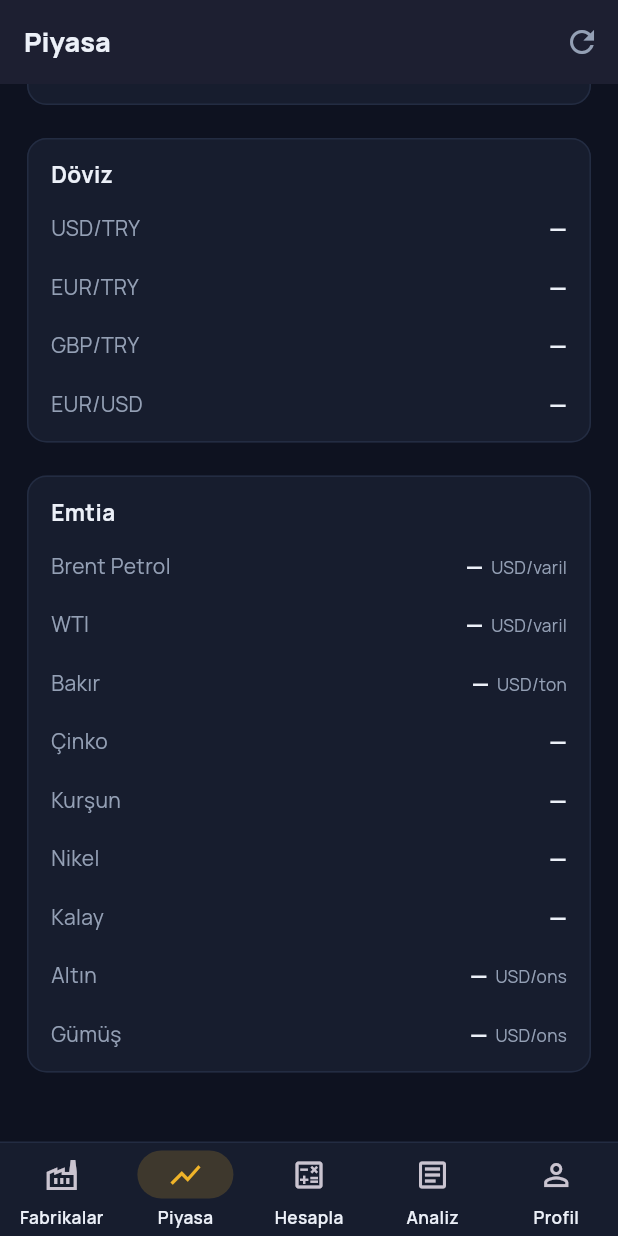
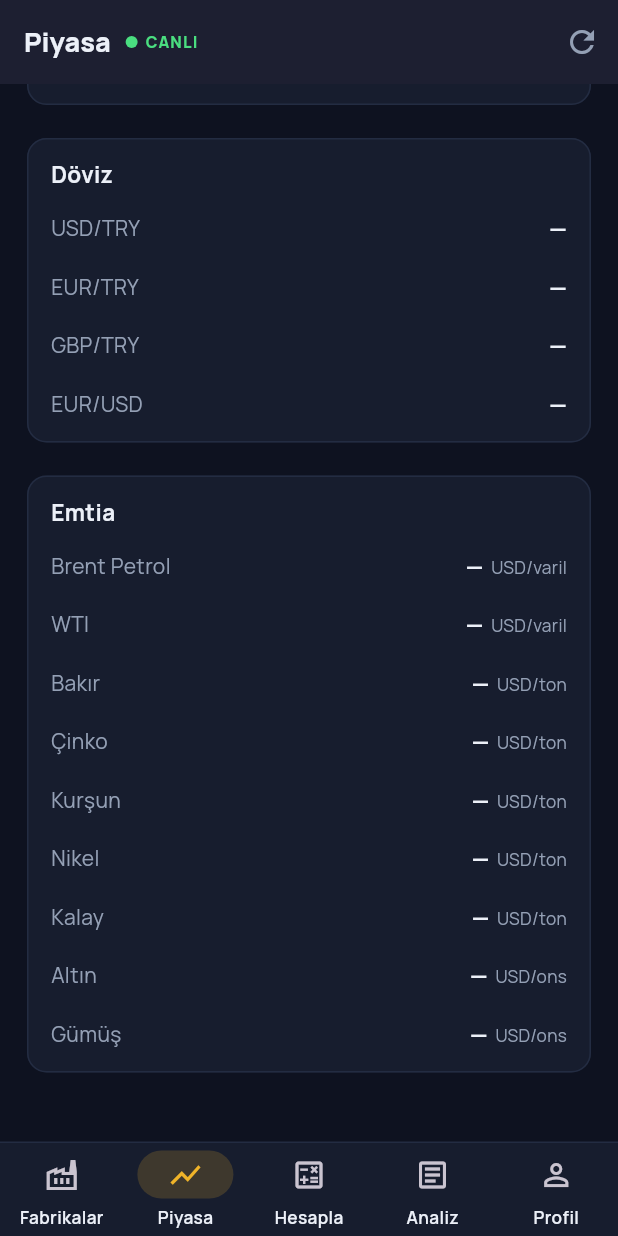
Before and after one commit to mkoc6330-oss/mtex-app, a Flutter app: the screen it shows after launch, item 2 of the bottom bar chosen, scrolled down 327 dp, after a tap on the "refresh" icon, on a phone screen of 412 x 824 dp. Run offline on Flutter 3.47's test engine with Material 3 defaults, Android fonts, the light colour scheme and no system bars; our stand-ins replace firebase_core, firebase_messaging, flutter_html, flutter_local_notifications, google_fonts, shared_preferences; accounts and stored records are empty; network calls fail.

Commit message:
Geri bildirim turu: 16 fabrika (kalite birlesimi), buyuk logo, ozet kutulari ve sira rozeti kaldirildi, emtia birimleri, kutuk USD, piyasa 30sn canli yenileme; 1.0.0+3

```diff
--- a/lib/api.dart
+++ b/lib/api.dart
@@ -75,6 +75,55 @@ class Api {
   static Future<Map<String, dynamic>> guncellemeler({int limit = 25}) =>
       _al('updates?limit=$limit');
 
+  static List<Map<String, dynamic>>? _tumFabCache;
+  static DateTime? _tumFabZamani;
+
+  /// Tüm fabrikalar (kalite ayrımı olmadan). Her fabrika için EN YÜKSEK alım
+  /// fiyatı ve o fiyatın kalite adı döner; fiyata göre azalan sıralıdır.
+  /// API'de tüm-fabrika ucu olmadığından kaliteler paralel çekilip
+  /// birleştirilir; sonuç 5 dakika önbellekte tutulur.
+  static Future<List<Map<String, dynamic>>> tumFabrikalar(
+      {bool yenile = false}) async {
+    if (!yenile &&
+        _tumFabCache != null &&
+        DateTime.now().difference(_tumFabZamani!).inMinutes < 5) {
+      return _tumFabCache!;
+    }
+    final kj = await kaliteler();
+    if (kj['ok'] != true) return _tumFabCache ?? [];
+    final kaliteListesi = (kj['kaliteler'] as List).cast<Map<String, dynamic>>();
+
+    final yanitlar = await Future.wait(kaliteListesi.map((k) async {
+      try {
+        final y = await fabrikalar(kaliteId: k['id'] as int);
+        return y['ok'] == true ? {'kalite': k['ad'], 'yanit': y} : null;
+      } catch (_) {
+        return null;
+      }
+    }));
+
+    final birlesik = <int, Map<String, dynamic>>{};
+    for (final s in yanitlar.whereType<Map<String, dynamic>>()) {
+      final y = s['yanit'] as Map<String, dynamic>;
+      for (final f in (y['fabrikalar'] as List).cast<Map<String, dynamic>>()) {
+        final id = f['id'] as int;
+        final fiyat = (f['fiyat'] ?? 0) as num;
+        final mevcut = birlesik[id];
+        if (mevcut == null || fiyat > (mevcut['fiyat'] as num)) {
+          birlesik[id] = {...f, 'kalite': s['kalite']};
+        }
+      }
+    }
+
+    final sirali = birlesik.values.toList()
+      ..sort((a, b) => (b['fiyat'] as num).compareTo(a['fiyat'] as num));
+    if (sirali.isNotEmpty) {
+      _tumFabCache = sirali;
+      _tumFabZamani = DateTime.now();
+    }
+    return sirali;
+  }
+
   /// Bir fabrikanın satın aldığı tüm kalitelerin güncel fiyatları.
   /// `factories/{id}` ucundan tek istekle gelir; fiyata göre azalan sıralıdır:
   /// [{'kalite_id': 1, 'kalite': 'DKP', 'fiyat': 17450, 'tarih': '2026-07-30'}, ...]
--- a/lib/screens/home.dart
+++ b/lib/screens/home.dart
@@ -14,8 +14,7 @@ class HomeScreen extends StatefulWidget {
 }
 
 class _HomeScreenState extends State<HomeScreen> {
-  List<Fabrika> _fab = [];
-  num? _ortalama, _makas;
+  List<Map<String, dynamic>> _fab = [];
   bool _yukleniyor = true;
   String? _hata;
 
@@ -25,15 +24,13 @@ class _HomeScreenState extends State<HomeScreen> {
     _yukle();
   }
 
-  Future<void> _yukle() async {
+  Future<void> _yukle({bool yenile = false}) async {
     setState(() { _yukleniyor = true; _hata = null; });
     try {
-      final f = await Api.fabrikalar();
-      if (f['ok'] == true) {
-        _fab = (f['fabrikalar'] as List).map((e) => Fabrika.json(e)).toList();
-        _ortalama = f['ortalama'] as num?;
-        _makas = f['makas'] as num?;
-      } else {
+      final liste = await Api.tumFabrikalar(yenile: yenile);
+      if (liste.isNotEmpty) {
+        _fab = liste;
+      } else if (_fab.isEmpty) {
         _hata = 'Veri alınamadı';
       }
     } catch (e) {
@@ -46,28 +43,31 @@ class _HomeScreenState extends State<HomeScreen> {
   Widget build(BuildContext c) {
     return Scaffold(
       appBar: AppBar(
+        toolbarHeight: 62,
         title: Row(children: [
           ClipRRect(
-            borderRadius: BorderRadius.circular(7),
-            child: Image.asset('assets/logo.png', width: 26, height: 26),
+            borderRadius: BorderRadius.circular(9),
+            child: Image.asset('assets/logo.png', width: 36, height: 36),
           ),
-          const SizedBox(width: 9),
+          const SizedBox(width: 11),
           const Text.rich(TextSpan(children: [
             TextSpan(text: 'MTEX ',
-                style: TextStyle(fontWeight: FontWeight.w800, letterSpacing: .5)),
+                style: TextStyle(fontSize: 22,
+                    fontWeight: FontWeight.w800, letterSpacing: .5)),
             TextSpan(text: 'HURDA',
-                style: TextStyle(fontWeight: FontWeight.w800,
+                style: TextStyle(fontSize: 22, fontWeight: FontWeight.w800,
                     letterSpacing: .5, color: MT.altin)),
           ])),
         ]),
         actions: [
-          IconButton(onPressed: _yukle, icon: const Icon(Icons.refresh, color: MT.soluk)),
+          IconButton(onPressed: () => _yukle(yenile: true),
+              icon: const Icon(Icons.refresh, color: MT.soluk)),
         ],
       ),
       body: RefreshIndicator(
         color: MT.turuncu,
         backgroundColor: MT.kart,
-        onRefresh: _yukle,
+        onRefresh: () => _yukle(yenile: true),
         child: _yukleniyor && _fab.isEmpty
             ? const Center(child: CircularProgressIndicator(color: MT.turuncu))
             : _hata != null && _fab.isEmpty
@@ -75,14 +75,14 @@ class _HomeScreenState extends State<HomeScreen> {
                 : ListView(
                     padding: const EdgeInsets.fromLTRB(14, 10, 14, 24),
                     children: [
-                      _ozetSatiri(),
-                      const SizedBox(height: 14),
-                      const Padding(
-                        padding: EdgeInsets.only(left: 4, bottom: 8),
-                        child: Text('Fabrika Sıralaması',
-                            style: TextStyle(fontSize: 15.5, fontWeight: FontWeight.w700)),
+                      Padding(
+                        padding: const EdgeInsets.only(left: 4, bottom: 8),
+                        child: Text('Fabrika Sıralaması · ${_fab.length} tesis',
+                            style: const TextStyle(
+                                fontSize: 15.5, fontWeight: FontWeight.w700)),
                       ),
-                      ..._fab.map(_fabrikaKarti),
+                      for (var i = 0; i < _fab.length; i++)
+                        _fabrikaKarti(i, _fab[i]),
                       if (_fab.isEmpty)
                         const Padding(
                           padding: EdgeInsets.all(28),
@@ -108,36 +108,10 @@ class _HomeScreenState extends State<HomeScreen> {
         )),
       ]);
 
-  Widget _ozetSatiri() => Row(children: [
-        Expanded(child: _miniKart('Ortalama',
-            _ortalama != null ? tlBicim.format(_ortalama) : '—', 'TL/ton', MT.yazi)),
-        const SizedBox(width: 10),
-        Expanded(child: _miniKart('Makas',
-            _makas != null ? tlBicim.format(_makas) : '—', 'TL fark', MT.altin)),
-        const SizedBox(width: 10),
-        Expanded(child: _miniKart('Tesis',
-            '${_fab.length}', 'fabrika', MT.yazi)),
-      ]);
-
-  Widget _miniKart(String baslik, String deger, String alt, Color renk) => Container(
-        padding: const EdgeInsets.all(12),
-        decoration: BoxDecoration(
-          color: MT.kart,
-          borderRadius: BorderRadius.circular(12),
-          border: Border.all(color: MT.cizgi),
-        ),
-        child: Column(crossAxisAlignment: CrossAxisAlignment.start, children: [
-          Text(baslik, style: const TextStyle(fontSize: 10.5, color: MT.soluk,
-              fontWeight: FontWeight.w600, letterSpacing: .4)),
-          const SizedBox(height: 6),
-          Text(deger, maxLines: 1, overflow: TextOverflow.ellipsis,
-              style: TextStyle(fontSize: 16, fontWeight: FontWeight.w700, color: renk)),
-          Text(alt, style: const TextStyle(fontSize: 10.5, color: MT.soluk)),
-        ]),
-      );
-
-  Widget _fabrikaKarti(Fabrika f) {
-    final fark = f.ortalamaFark ?? 0;
+  Widget _fabrikaKarti(int indeks, Map<String, dynamic> m) {
+    final f = Fabrika.json(m);
+    final sira = indeks + 1;
+    final kalite = (m['kalite'] ?? '').toString();
     return Card(
       margin: const EdgeInsets.only(bottom: 9),
       child: InkWell(
@@ -151,16 +125,16 @@ class _HomeScreenState extends State<HomeScreen> {
             Container(
               width: 30, height: 30,
               decoration: BoxDecoration(
-                gradient: f.sira == 1
+                gradient: sira == 1
                     ? const LinearGradient(colors: [MT.turuncu2, MT.turuncu])
                     : null,
-                color: f.sira == 1 ? null : const Color(0xFF1E2839),
+                color: sira == 1 ? null : const Color(0xFF1E2839),
                 borderRadius: BorderRadius.circular(8),
               ),
               alignment: Alignment.center,
-              child: Text('${f.sira}', style: TextStyle(
+              child: Text('$sira', style: TextStyle(
                   fontSize: 13, fontWeight: FontWeight.w800,
-                  color: f.sira == 1 ? Colors.white : MT.soluk)),
+                  color: sira == 1 ? Colors.white : MT.soluk)),
             ),
             const SizedBox(width: 12),
             Expanded(child: Column(crossAxisAlignment: CrossAxisAlignment.start, children: [
@@ -171,10 +145,10 @@ class _HomeScreenState extends State<HomeScreen> {
             Column(crossAxisAlignment: CrossAxisAlignment.end, children: [
               Text('${tlBicim.format(f.fiyat)} TL',
                   style: MT.fiyat(size: 14.5,
-                      color: f.sira == 1 ? MT.altin : MT.yazi)),
-              Text('${fark >= 0 ? '+' : ''}${tlBicim.format(fark)}',
-                  style: MT.fiyat(size: 11, weight: FontWeight.w600,
-                      color: fark >= 0 ? MT.yesil : MT.kirmizi)),
+                      color: sira == 1 ? MT.altin : MT.yazi)),
+              if (kalite.isNotEmpty)
+                Text(kalite, style: const TextStyle(
+                    fontSize: 10.5, fontWeight: FontWeight.w600, color: MT.soluk)),
             ]),
             const SizedBox(width: 4),
             const Icon(Icons.chevron_right, color: MT.soluk, size: 20),
--- a/lib/screens/market.dart
+++ b/lib/screens/market.dart
@@ -1,3 +1,5 @@
+import 'dart:async';
+
 import 'package:flutter/material.dart';
 import '../api.dart';
 import '../theme.dart';
@@ -12,12 +14,25 @@ class MarketScreen extends StatefulWidget {
 class _MarketScreenState extends State<MarketScreen> {
   Map<String, dynamic>? _v;
   bool _yukleniyor = true;
+  Timer? _zamanlayici;
 
   @override
-  void initState() { super.initState(); _yukle(); }
+  void initState() {
+    super.initState();
+    _yukle();
+    // Canlı veri: 30 saniyede bir sessizce yenile
+    _zamanlayici = Timer.periodic(
+        const Duration(seconds: 30), (_) => _yukle(sessiz: true));
+  }
 
-  Future<void> _yukle() async {
-    setState(() => _yukleniyor = true);
+  @override
+  void dispose() {
+    _zamanlayici?.cancel();
+    super.dispose();
+  }
+
+  Future<void> _yukle({bool sessiz = false}) async {
+    if (!sessiz) setState(() => _yukleniyor = true);
     try {
       final j = await Api.fiyatlar();
       if (j['ok'] == true) _v = j;
@@ -40,9 +55,21 @@ class _MarketScreenState extends State<MarketScreen> {
     final parite = _v?['parite'] as Map<String, dynamic>?;
 
     return Scaffold(
-      appBar: AppBar(title: const Text('Piyasa'), actions: [
-        IconButton(onPressed: _yukle, icon: const Icon(Icons.refresh, color: MT.soluk)),
-      ]),
+      appBar: AppBar(
+        title: Row(children: [
+          const Text('Piyasa'),
+          const SizedBox(width: 10),
+          Container(width: 8, height: 8, decoration: const BoxDecoration(
+              color: MT.yesil, shape: BoxShape.circle)),
+          const SizedBox(width: 5),
+          const Text('CANLI', style: TextStyle(fontSize: 10.5,
+              fontWeight: FontWeight.w800, letterSpacing: .8, color: MT.yesil)),
+        ]),
+        actions: [
+          IconButton(onPressed: _yukle,
+              icon: const Icon(Icons.refresh, color: MT.soluk)),
+        ],
+      ),
       body: RefreshIndicator(
         color: MT.turuncu, backgroundColor: MT.kart, onRefresh: _yukle,
         child: _yukleniyor && _v == null
@@ -52,7 +79,7 @@ class _MarketScreenState extends State<MarketScreen> {
                 const SizedBox(height: 14),
                 _bolum('Çelik Ürünleri', [
                   _kalem('İnşaat Demiri', _f(celik?['insaat_demiri_tl']), 'TL/ton'),
-                  _kalem('Kütük', _f(celik?['kutuk_tl']), 'TL/ton'),
+                  _kalem('Kütük', _f(celik?['kutuk_tl']), 'USD/ton'),
                 ]),
                 _bolum('Hurda', [
                   _kalem('İthal (HMS 1&2)', _f(hurda?['ithal_usd']), 'USD/ton'),
@@ -69,10 +96,10 @@ class _MarketScreenState extends State<MarketScreen> {
                   _kalem('Brent Petrol', _f(emtia?['brent'], ondalik: 2), 'USD/varil'),
                   _kalem('WTI', _f(emtia?['wti'], ondalik: 2), 'USD/varil'),
                   _kalem('Bakır', _f(emtia?['bakir_ton']), 'USD/ton'),
-                  _kalem('Çinko', _f(emtia?['cinko'], ondalik: 2), ''),
-                  _kalem('Kurşun', _f(emtia?['kursun'], ondalik: 2), ''),
-                  _kalem('Nikel', _f(emtia?['nikel'], ondalik: 2), ''),
-                  _kalem('Kalay', _f(emtia?['kalay'], ondalik: 2), ''),
+                  _kalem('Çinko', _f(emtia?['cinko']), 'USD/ton'),
+                  _kalem('Kurşun', _f(emtia?['kursun']), 'USD/ton'),
+                  _kalem('Nikel', _f(emtia?['nikel']), 'USD/ton'),
+                  _kalem('Kalay', _f(emtia?['kalay']), 'USD/ton'),
                   _kalem('Altın', _f(emtia?['altin_ons'], ondalik: 2), 'USD/ons'),
                   _kalem('Gümüş', _f(emtia?['gumus'], ondalik: 2), 'USD/ons'),
                 ]),
--- a/pubspec.yaml
+++ b/pubspec.yaml
@@ -1,7 +1,7 @@
 name: mtex
 description: MTEX — Hurda, çelik ve emtia piyasası
 publish_to: 'none'
-version: 1.0.0+2
+version: 1.0.0+3
 
 environment:
   sdk: '>=3.0.0 <4.0.0'
```
Also changed, not shown: lib/screens/factory_detail.dart (+5 -15 lines).
